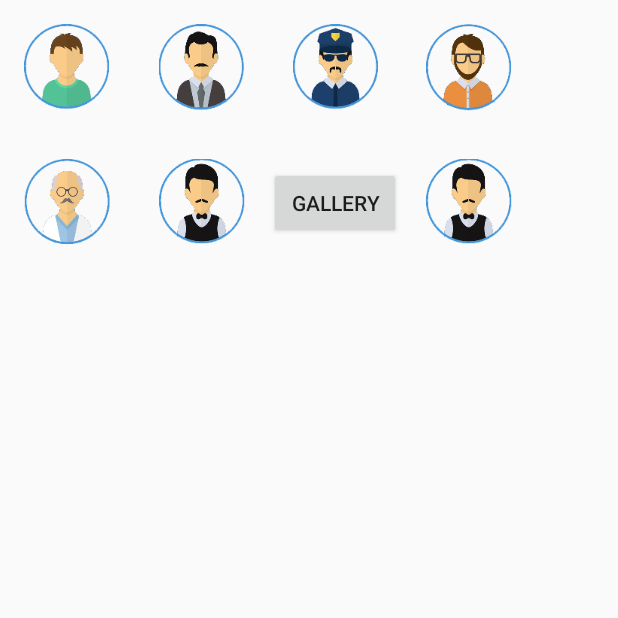
After one commit to Creskendoll/BAU-Kotlin-Project, an Android app: the ChangeAvatarActivity screen opened directly, with no data from a screen before it, on a phone screen of 412 x 824 dp, the top half of it. The commit adds this screen. Run offline under Robolectric (Android 15) with nearby library versions, the phone set to English and light mode, and no system bars; our stand-ins replace Firebase (no records; nobody signed in at launch, a user with empty details on screens opened directly); pictures from the network do not load.

Commit message:
avatar changing, image upload

```diff
--- a/app/src/main/AndroidManifest.xml
+++ b/app/src/main/AndroidManifest.xml
@@ -19,8 +19,10 @@
         <activity android:name=".activity.LeadersActivity" />
         <activity android:name=".activity.ProfileActivity" />
         <activity android:name=".activity.GameActivity" />
+        <activity android:name=".activity.ChangeAvatarActivity" />
     </application>
 
     <uses-permission android:name="android.permission.INTERNET" />
+    <uses-permission android:name="android.permission.READ_EXTERNAL_STORAGE"/>
 
 </manifest>
--- a/app/src/main/java/com/kenansoylu/bauproject/services/ResourceService.kt
+++ b/app/src/main/java/com/kenansoylu/bauproject/services/ResourceService.kt
@@ -1,7 +1,6 @@
 package com.kenansoylu.bauproject.services
 
 import com.google.firebase.storage.FirebaseStorage
-import com.google.firebase.storage.StorageMetadata
 import java.lang.Exception
 
 class ResourceService {
@@ -10,14 +9,12 @@ class ResourceService {
     fun writeData(
         path: String,
         data: ByteArray,
-        caption: String? = "",
         then: (String) -> Unit,
         catch: (Exception?) -> Unit
     ) {
         val ref = storage.getReference(path)
-        val meta = StorageMetadata.Builder().setCustomMetadata("caption", caption).build()
         // TODO : Add progress
-        val uploadTask = ref.putBytes(data, meta)
+        val uploadTask = ref.putBytes(data)
 
         uploadTask.continueWithTask { task ->
             if (!task.isSuccessful) {
--- /dev/null
+++ b/app/src/main/res/layout/activity_change_avatar.xml
@@ -0,0 +1,65 @@
+<?xml version="1.0" encoding="utf-8"?>
+<GridLayout xmlns:android="http://schemas.android.com/apk/res/android"
+    xmlns:app="http://schemas.android.com/apk/res-auto"
+    xmlns:tools="http://schemas.android.com/tools"
+    android:id="@+id/gameBoard"
+    android:layout_width="match_parent"
+    android:layout_height="match_parent"
+    android:layout_gravity="center"
+    android:columnCount="4"
+    android:rowCount="4"
+    app:layout_anchorGravity="center"
+    tools:context=".activity.ChangeAvatarActivity">
+
+    <ImageView
+        android:layout_width="wrap_content"
+        android:layout_height="wrap_content"
+        android:padding="16dp"
+        android:src="@mipmap/ic_first_avatar" />
+
+    <ImageView
+        android:layout_width="wrap_content"
+        android:layout_height="wrap_content"
+        android:padding="16dp"
+        android:src="@mipmap/ic_second_avatar" />
+
+    <ImageView
+        android:layout_width="wrap_content"
+        android:layout_height="wrap_content"
+        android:padding="16dp"
+        android:src="@mipmap/ic_third_avatar" />
+
+    <ImageView
+        android:layout_width="wrap_content"
+        android:layout_height="wrap_content"
+        android:padding="16dp"
+        android:src="@mipmap/ic_fourth_avatar" />
+
+    <ImageView
+        android:layout_width="wrap_content"
+        android:layout_height="wrap_content"
+        android:padding="16dp"
+        android:src="@mipmap/ic_fifth_avatar" />
+
+    <ImageView
+        android:layout_width="wrap_content"
+        android:layout_height="wrap_content"
+        android:padding="16dp"
+        android:src="@mipmap/ic_sixth_avatar" />
+
+    <Button
+        android:id="@+id/pickImageBtn"
+        android:text="Gallery"
+        android:layout_gravity="center"
+        />
+
+    <ImageView
+        android:id="@+id/selectedImg"
+        android:maxHeight="50dp"
+        android:maxWidth="50dp"
+        android:layout_width="wrap_content"
+        android:layout_height="wrap_content"
+        android:padding="16dp"
+        android:src="@mipmap/ic_sixth_avatar" />
+
+</GridLayout>
--- a/app/src/main/res/layout/activity_main.xml
+++ b/app/src/main/res/layout/activity_main.xml
@@ -31,6 +31,7 @@
             android:layout_width="wrap_content"
             android:layout_height="wrap_content"
             android:id="@+id/playBtn"
+            android:background="@drawable/round_button_green"
             android:width="200dp" android:height="80dp"
             app:layout_constraintTop_toBottomOf="@+id/playerBg"
             android:layout_marginStart="8dp"
@@ -41,6 +42,7 @@
         android:id="@+id/leadersBtn"
         android:layout_width="wrap_content"
         android:layout_height="wrap_content"
+        android:background="@drawable/round_button_blue"
         android:layout_marginStart="8dp" android:layout_marginTop="8dp"
         android:layout_marginEnd="8dp"
         android:layout_marginBottom="8dp" android:width="200dp"
@@ -52,6 +54,7 @@
         android:id="@+id/signOutBtn"
         android:layout_width="wrap_content"
         android:layout_height="wrap_content"
+        android:background="@drawable/round_button_red"
         android:layout_marginStart="8dp" android:layout_marginEnd="8dp"
         android:width="200dp" android:height="80dp"
         android:text="Sign Out" app:layout_constraintBottom_toBottomOf="parent"
--- a/app/src/main/res/layout/activity_profile.xml
+++ b/app/src/main/res/layout/activity_profile.xml
@@ -39,6 +39,7 @@
         android:layout_marginStart="8dp"
         android:layout_marginEnd="8dp"
         android:height="80dp"
+        android:background="@drawable/round_button_blue"
         android:text="Update"
         android:visibility="visible" />
 
--- a/app/src/main/res/layout/game_card_front.xml
+++ b/app/src/main/res/layout/card_front.xml
@@ -2,13 +2,11 @@
 <FrameLayout xmlns:android="http://schemas.android.com/apk/res/android"
      android:layout_width="match_parent"
      android:layout_height="match_parent"
-     xmlns:tools="http://schemas.android.com/tools"
      android:orientation="vertical">
 
     <ImageView
         android:layout_width="match_parent"
         android:layout_height="match_parent"
-        android:id="@+id/gameCard"
-        tools:src="@mipmap/kotlin"
         android:src="@mipmap/kotlin" />
+
 </FrameLayout>
--- a/app/src/main/res/layout/player_row.xml
+++ b/app/src/main/res/layout/player_row.xml
@@ -5,6 +5,7 @@
     android:id="@+id/playerRow"
     android:layout_width="match_parent"
     android:layout_height="70dp"
+    android:layout_margin="10dp"
     tools:context=".activity.LeadersActivity">
 
     <ImageView
--- a/build.gradle
+++ b/build.gradle
@@ -8,7 +8,7 @@ buildscript {
 
     }
     dependencies {
-        classpath 'com.android.tools.build:gradle:3.4.1'
+        classpath 'com.android.tools.build:gradle:3.5.2'
         classpath "org.jetbrains.kotlin:kotlin-gradle-plugin:$kotlin_version"
         // NOTE: Do not place your application dependencies here; they belong
         // in the individual module build.gradle files
```
Also changed, not shown: app/src/main/java/com/kenansoylu/bauproject/activity/ChangeAvatarActivity.kt (added, +101 -0 lines), app/src/main/java/com/kenansoylu/bauproject/activity/GameActivity.kt (+15 -7 lines), app/src/main/java/com/kenansoylu/bauproject/activity/LeadersActivity.kt (+11 -2 lines), app/src/main/java/com/kenansoylu/bauproject/activity/MainActivity.kt (+22 -9 lines), app/src/main/java/com/kenansoylu/bauproject/activity/ProfileActivity.kt (+60 -5 lines), app/src/main/res/drawable/round_button_blue.xml (added, +9 -0 lines), app/src/main/res/drawable/round_button_green.xml (added, +9 -0 lines), app/src/main/res/drawable/round_button_red.xml (added, +9 -0 lines), app/src/main/res/layout/activity_game.xml (+33 -3 lines), app/src/main/res/layout/activity_leaders.xml (+11 -5 lines), app/src/main/res/layout/game_card.xml (+8 -6 lines), app/src/main/res/layout/card_back.xml (renamed from app/src/main/res/layout/game_card_back.xml), gradle/wrapper/gradle-wrapper.properties.
